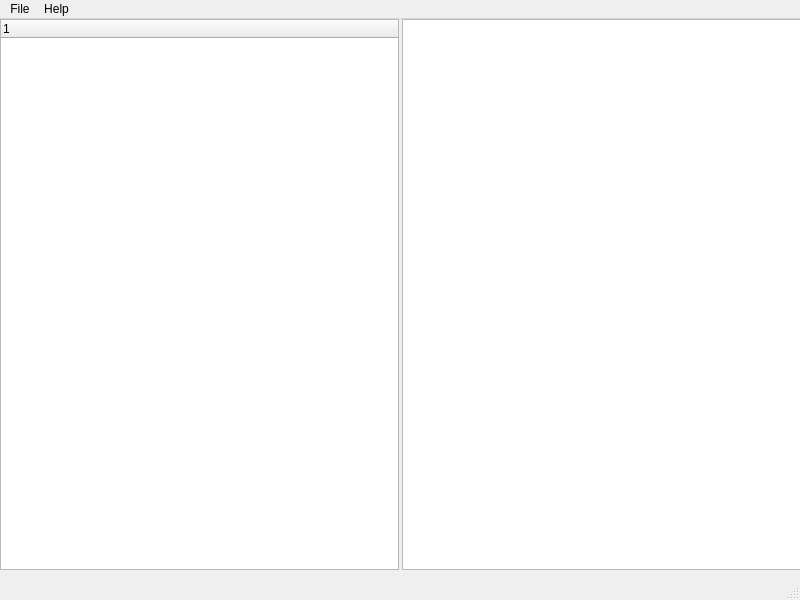
Above: devicetree/gui/dtgui.ui from mark-nicholson/dt-tools before the change. Below: the same form after it.
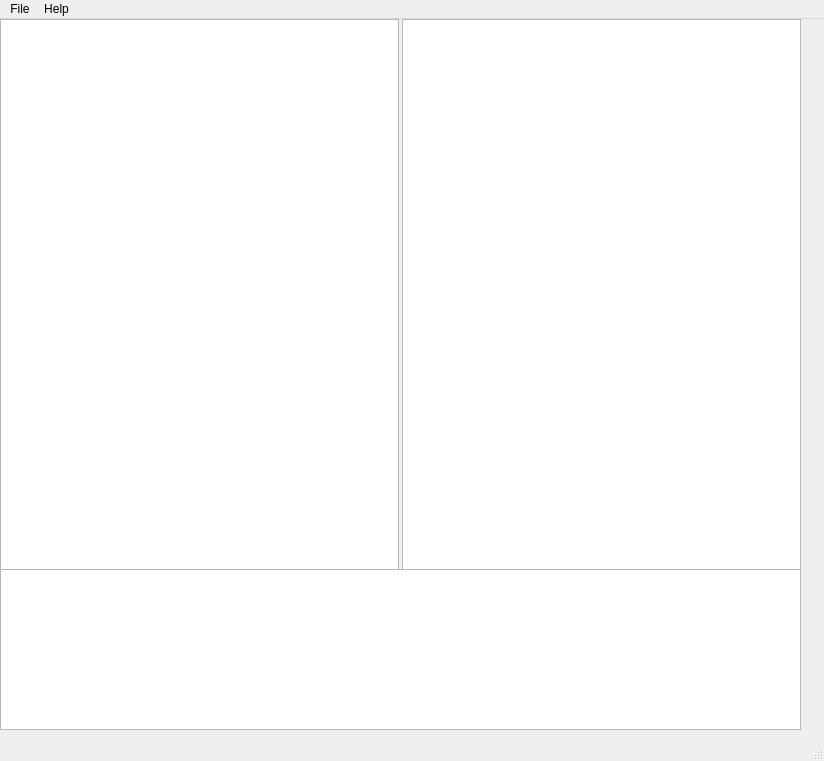
That is the form after the change.

What changed in the file:
```diff
--- a/devicetree/gui/dtgui.ui
+++ b/devicetree/gui/dtgui.ui
@@ -6,8 +6,8 @@
    <rect>
     <x>0</x>
     <y>0</y>
-    <width>800</width>
-    <height>600</height>
+    <width>824</width>
+    <height>761</height>
    </rect>
   </property>
   <property name="windowTitle">
@@ -28,26 +28,30 @@
       <number>3</number>
      </property>
      <item>
-      <widget class="QTreeWidget" name="treeWidget">
-       <column>
-        <property name="text">
-         <string notr="true">1</string>
-        </property>
-       </column>
-      </widget>
+      <widget class="QTreeView" name="treeView"/>
      </item>
      <item>
       <widget class="QGraphicsView" name="graphicsView"/>
      </item>
     </layout>
    </widget>
+   <widget class="QTextEdit" name="textEdit">
+    <property name="geometry">
+     <rect>
+      <x>0</x>
+      <y>550</y>
+      <width>801</width>
+      <height>161</height>
+     </rect>
+    </property>
+   </widget>
   </widget>
   <widget class="QMenuBar" name="menubar">
    <property name="geometry">
     <rect>
      <x>0</x>
      <y>0</y>
-     <width>800</width>
+     <width>824</width>
      <height>25</height>
     </rect>
    </property>
```
